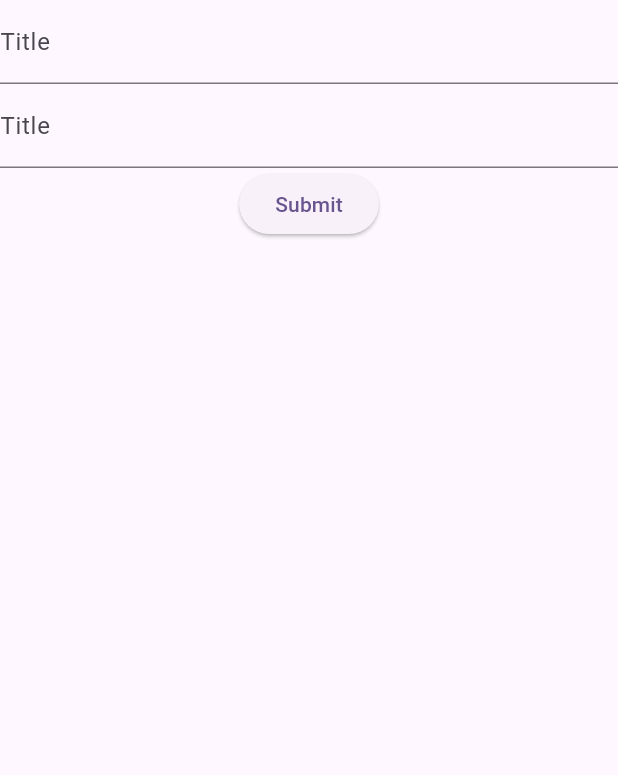
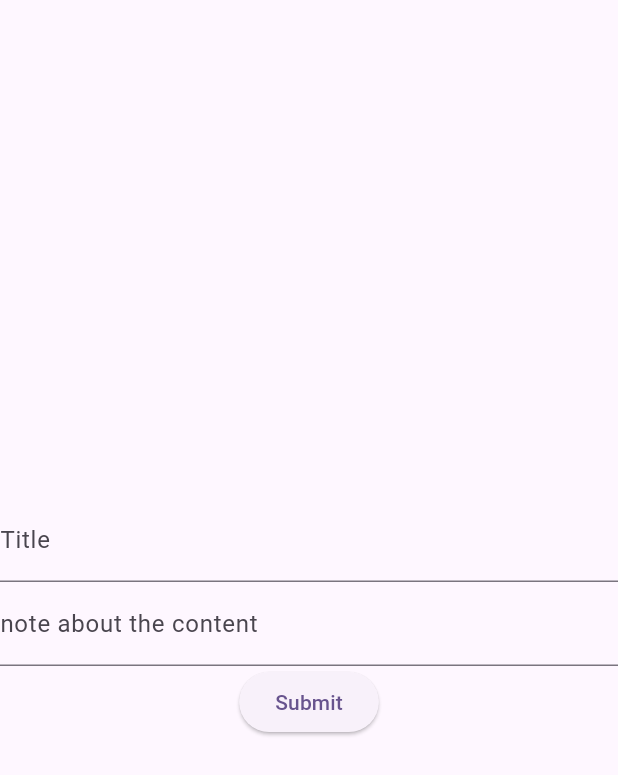
Before and after one commit to MathewsVinoy/onTrack, a Flutter app: the AddPage screen opened directly, after a tap on "Submit", on a phone screen of 412 x 824 dp. Shown: the top 775 px of the screen. Run offline on Flutter 3.47's test engine with Material 3 defaults, Android fonts, the phone set to English and light mode, and no system bars; our stand-ins replace sqflite; accounts and stored records are empty.

Commit message:
basic struct with errors

```diff
--- a/lib/pages/addpage.dart
+++ b/lib/pages/addpage.dart
@@ -1,4 +1,5 @@
 import 'package:flutter/material.dart';
+import 'package:ontrack/functions/database.dart';
 
 class AddPage extends StatelessWidget {
   const AddPage({super.key});
@@ -9,17 +10,30 @@ class AddPage extends StatelessWidget {
     TextEditingController dripController = TextEditingController();
     return Scaffold(
       body: Column(
+        crossAxisAlignment: CrossAxisAlignment.center,
+        mainAxisAlignment: MainAxisAlignment.center,
         children: [
           TextField(
-            decoration: InputDecoration(label: Text("Title")),
+            decoration: const InputDecoration(
+              label: Text("Title"),
+            ),
             controller: titleController,
           ),
           TextField(
-            decoration: InputDecoration(label: Text("Title")),
+            decoration: const InputDecoration(
+              label: Text("note about the content"),
+            ),
             controller: dripController,
           ),
           ElevatedButton(
-            onPressed: () {},
+            onPressed: () async {
+              Map<String, dynamic> data = {
+                "id": 1,
+                "task": titleController.text,
+                "discription": dripController.text
+              };
+              await insertDb(data);
+            },
             child: const Text("Submit"),
           ),
         ],
```
Also changed, not shown: lib/functions/database.dart (+6 -1 lines), lib/pages/homepage.dart (+26 -0 lines).
